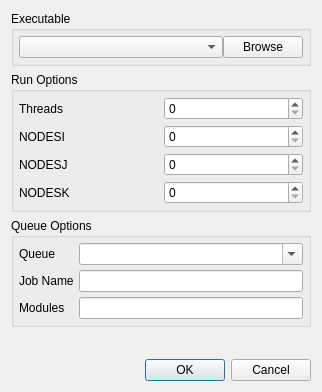
This is gui/uifiles/run_popup.ui in truongd8593/mfix as Qt 5 draws it before an edit. The edited form follows.
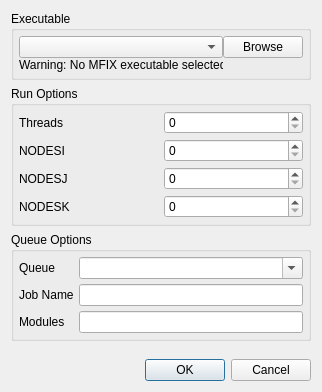
This is the edited form. Custom widgets are drawn as their Qt base class.

Commit message: reordered recent executables

Patch:
```diff
--- a/gui/uifiles/run_popup.ui
+++ b/gui/uifiles/run_popup.ui
@@ -103,6 +103,19 @@
            </property>
           </widget>
          </item>
+         <item row="1" column="0">
+          <widget class="QLabel" name="label_mfix_exe_warning">
+           <property name="sizePolicy">
+            <sizepolicy hsizetype="Minimum" vsizetype="Preferred">
+             <horstretch>0</horstretch>
+             <verstretch>0</verstretch>
+            </sizepolicy>
+           </property>
+           <property name="text">
+            <string>Warning: No MFIX executable selected</string>
+           </property>
+          </widget>
+         </item>
         </layout>
        </widget>
       </item>
```
Left out of the diff: 2 changed lines with no effect on the pictures. The commit also changes 2 other files.
